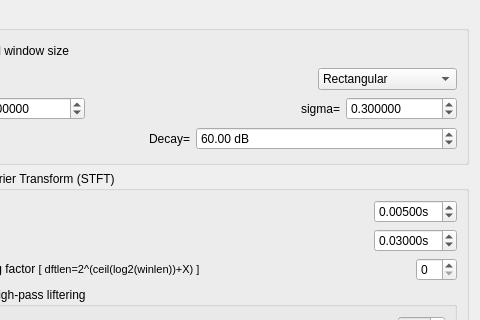
Before: the Qt Designer form src/gvspectrogramwdialogsettings.ui in gillesdegottex/dfasma, drawn with Qt 5; both pictures show x 95 to 575 and y 0 to 320 of the 575 by 578 pixel window.
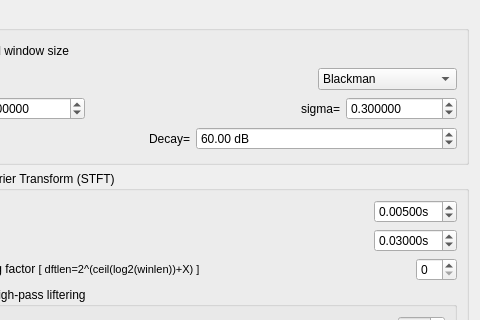
After: the same form once the commit is applied.

```diff
--- a/src/gvspectrogramwdialogsettings.ui
+++ b/src/gvspectrogramwdialogsettings.ui
@@ -51,7 +51,7 @@
         <item>
          <widget class="QComboBox" name="cbSpectrogramWindowType">
           <property name="currentIndex">
-           <number>0</number>
+           <number>3</number>
           </property>
           <item>
            <property name="text">
```
